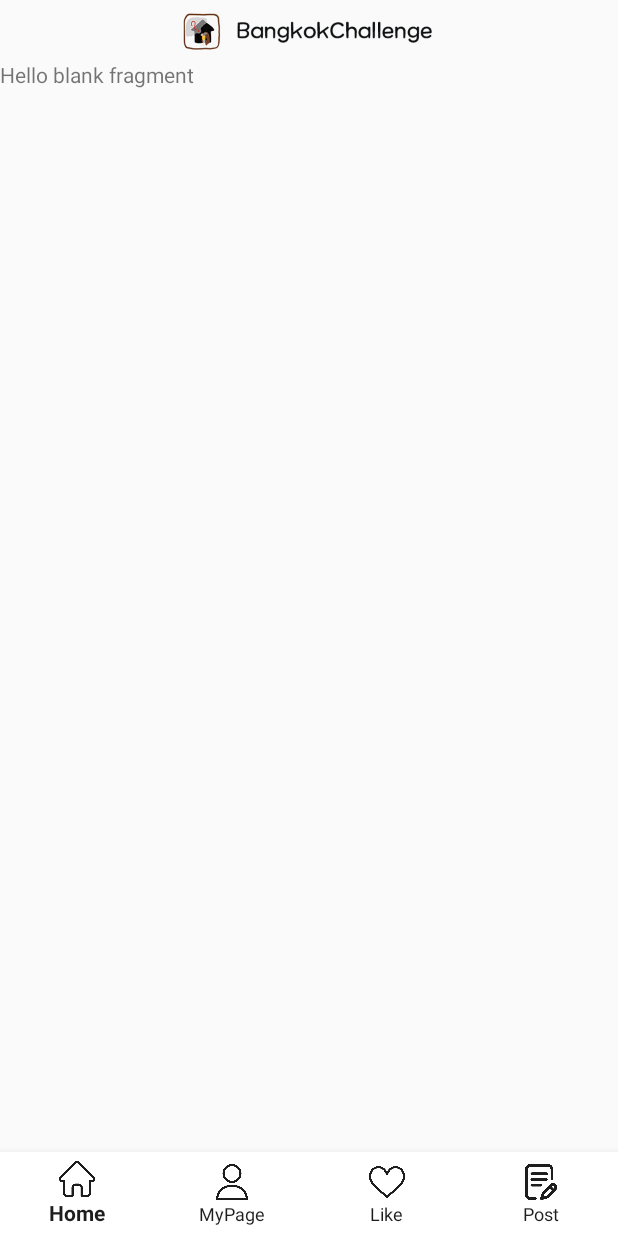
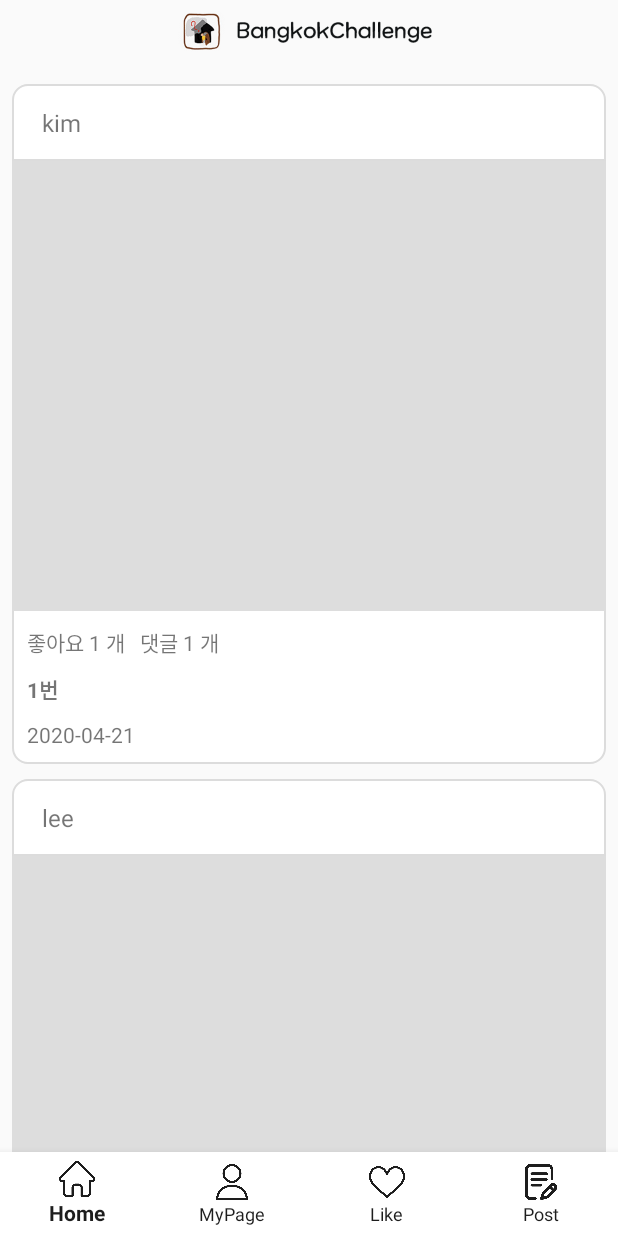
Before and after one commit to leesoongin/BangkokChallenge, an Android app: the fragment LikePostFragment placed in its activity, on a phone screen of 412 x 824 dp. Run offline under Robolectric (Android 15) with nearby library versions, the phone set to English and light mode, and no system bars.

Commit message:
내가 추천한 게시물 view 추가

```diff
--- a/app/src/main/java/com/example/bangkokchallenge/likepost/LikePostAdapter.kt
+++ b/app/src/main/java/com/example/bangkokchallenge/likepost/LikePostAdapter.kt
@@ -3,29 +3,41 @@ package com.example.bangkokchallenge.likepost
 import android.view.LayoutInflater
 import android.view.View
 import android.view.ViewGroup
+import android.widget.TextView
 import androidx.recyclerview.widget.RecyclerView
 import com.example.bangkokchallenge.R
-import com.example.bangkokchallenge.model.LikePostItem
+import com.example.bangkokchallenge.model.TimeLineItem
+import org.w3c.dom.Text
 
 class LikePostAdapter(
-    private val dataList: List<LikePostItem> // 좋아요한 게시물 list
+    private val dataList: List<TimeLineItem> // 좋아요한 게시물 list 타임라인 item 그대로 사용할 예정
 ) : RecyclerView.Adapter<LikePostAdapter.LikePostItemViewHolder>() {
     override fun onCreateViewHolder(parent: ViewGroup, viewType: Int): LikePostItemViewHolder {
         var view =
-            LayoutInflater.from(parent.context).inflate(R.layout.item_like_post, parent, false)
+            LayoutInflater.from(parent.context).inflate(R.layout.item_time_line, parent, false) // item time line 을 ..
 
         return LikePostItemViewHolder(view)
     }
 
     override fun getItemCount(): Int {
-        TODO("not implemented") //To change body of created functions use File | Settings | File Templates.
+        return dataList.size
     }
 
     override fun onBindViewHolder(holder: LikePostItemViewHolder, position: Int) {
-        TODO("not implemented") //To change body of created functions use File | Settings | File Templates.
+        holder.apply {
+            userName.text=dataList[position].userName
+            discription.text=dataList[position].discription
+            likeCount.text="좋아요 ${dataList[position].likeCount} 개"
+            commentCount.text="댓글 ${dataList[position].commentCount} 개"
+            date.text=dataList[position].dateTime // dateTime
+        }
     }
 
-    class LikePostItemViewHolder(itemView: View) : RecyclerView.ViewHolder(itemView) {
-
+    class LikePostItemViewHolder(view: View) : RecyclerView.ViewHolder(view) {
+        var userName : TextView =view . findViewById(R.id.item_time_line_username)
+        var discription :TextView = view.findViewById(R.id.item_time_line_discription)
+        var likeCount : TextView=view.findViewById(R.id.item_time_line_likecount)
+        var commentCount:TextView=view.findViewById(R.id.item_time_line_commentcount)
+        var date:TextView =view .findViewById(R.id.item_time_line_date)
     }
 }
--- a/app/src/main/java/com/example/bangkokchallenge/likepost/LikePostContract.kt
+++ b/app/src/main/java/com/example/bangkokchallenge/likepost/LikePostContract.kt
@@ -2,12 +2,23 @@ package com.example.bangkokchallenge.likepost
 
 import com.example.bangkokchallenge.base.BasePresenter
 import com.example.bangkokchallenge.base.BaseView
+import com.example.bangkokchallenge.model.TimeLineItem
 
-class LikePostContract  {
+interface LikePostContract  {
     interface View:BaseView<Presenter>{
+        fun setRecyclerViewData(responseData:List<TimeLineItem>)
 
     }
     interface Presenter:BasePresenter{
+        fun requestDataFromServer()
+    }
 
+    interface LikePostInteractor{
+        fun getLikePostData(onFinishedListener: OnFinishedListener)
+
+        interface OnFinishedListener{
+            fun onSuccess(noticeArrayList:List<TimeLineItem>)
+            fun onFailure(t: Throwable?)
+        }
     }
 }
--- a/app/src/main/java/com/example/bangkokchallenge/likepost/LikePostFragment.kt
+++ b/app/src/main/java/com/example/bangkokchallenge/likepost/LikePostFragment.kt
@@ -5,15 +5,38 @@ import androidx.fragment.app.Fragment
 import android.view.LayoutInflater
 import android.view.View
 import android.view.ViewGroup
+import androidx.recyclerview.widget.LinearLayoutManager
+import androidx.recyclerview.widget.RecyclerView
 
 import com.example.bangkokchallenge.R
+import com.example.bangkokchallenge.model.TimeLineItem
 
 
-class LikePostFragment : Fragment() {
+class LikePostFragment : Fragment() ,LikePostContract.View{
+
+    override lateinit var presenter : LikePostContract.Presenter
+    private lateinit var interactor:LikePostContract.LikePostInteractor
+
+    private lateinit var recyclerView:RecyclerView
 
     override fun onCreateView(inflater: LayoutInflater, container: ViewGroup?, savedInstanceState: Bundle?): View? {
        var view = LayoutInflater.from(activity).inflate(R.layout.fragment_like_post,container,false)
 
+        initViews(view)
+
+        interactor=LikePostInteractorImpl()
+        presenter=LikePostPresenter(this,interactor)
+
+        presenter.requestDataFromServer()
+
         return view
     }
+
+    private fun initViews(view:View){
+        recyclerView=view.findViewById(R.id.likepost_recyclerview_account)
+        recyclerView.layoutManager=LinearLayoutManager(requireContext(),RecyclerView.VERTICAL,false)
+    }
+    override fun setRecyclerViewData(responseData: List<TimeLineItem>) {
+        recyclerView.adapter=LikePostAdapter(responseData)
+    }
 }
--- /dev/null
+++ b/app/src/main/java/com/example/bangkokchallenge/likepost/LikePostInteractorImpl.kt
@@ -0,0 +1,15 @@
+package com.example.bangkokchallenge.likepost
+
+import com.example.bangkokchallenge.model.TimeLineItem
+
+class LikePostInteractorImpl :LikePostContract.LikePostInteractor{
+    override fun getLikePostData(onFinishedListener: LikePostContract.LikePostInteractor.OnFinishedListener) {
+
+        onFinishedListener.onSuccess(arrayListOf(
+            TimeLineItem("1","kim","imageUri","1번","2020-04-21",1,1),
+            TimeLineItem("2","lee","imageUri","2번","2020-04-21",2,2),
+            TimeLineItem("3","park","imageUri","3번","2020-04-21",3,3)
+        ))
+    }
+
+}
--- a/app/src/main/java/com/example/bangkokchallenge/likepost/LikePostPresenter.kt
+++ b/app/src/main/java/com/example/bangkokchallenge/likepost/LikePostPresenter.kt
@@ -1,9 +1,24 @@
 package com.example.bangkokchallenge.likepost
 
+import com.example.bangkokchallenge.model.TimeLineItem
+
 class LikePostPresenter(
-        private val likePostView:LikePostContract.View
-    )  : LikePostContract.Presenter{
+        private val likePostView:LikePostContract.View,
+        private val likePostInteractor:LikePostContract.LikePostInteractor
+    )  : LikePostContract.Presenter,LikePostContract.LikePostInteractor.OnFinishedListener{
+    override fun requestDataFromServer() {
+        likePostInteractor.getLikePostData(this)
+    }
+
+    override fun onSuccess(noticeArrayList: List<TimeLineItem>) {
+        likePostView.setRecyclerViewData(noticeArrayList)
+    }
+
     override fun start() {
+        TODO("not implemented") //To change body of created functions use File | Settings | File Templates.
+    }
+
+    override fun onFailure(t: Throwable?) {
         TODO("not implemented") //To change body of created functions use File | Settings | File Templates.
     }
 
--- a/app/src/main/java/com/example/bangkokchallenge/model/LikePostItem.kt
+++ /dev/null
@@ -1,14 +0,0 @@
-package com.example.bangkokchallenge.model
-
-data class LikePostItem(
-    var profileImage:String,
-    var content:String,
-    var likeCount:String,
-    var commentCount:String
-)
-/*
-*   프로필이미지
-*   댓글
-*   좋아요 개수
-*   댓글 개수
-* */
--- a/app/src/main/java/com/example/bangkokchallenge/model/TimeLineItem.kt
+++ b/app/src/main/java/com/example/bangkokchallenge/model/TimeLineItem.kt
@@ -11,7 +11,7 @@ data class TimeLineItem( //임시 모델.
     var userName : String?,
     var imageUrl : String?, //or List<String>
     var discription : String?,
-    var dataTime : String?,
+    var dateTime : String?,
     var likeCount : Int?,
     var commentCount: Int?
 )
--- a/app/src/main/java/com/example/bangkokchallenge/mypage/MyPageAdapter.kt
+++ b/app/src/main/java/com/example/bangkokchallenge/mypage/MyPageAdapter.kt
@@ -31,13 +31,13 @@ class MyPageAdapter(
             discription.text=dataList[position].discription
             likeCount.text="좋아요 ${dataList[position].likeCount} 개"
             commentCount.text="댓글 ${dataList[position].commentCount} 개"
-            date.text=dataList[position].dataTime
+            date.text=dataList[position].dateTime
         }
     }
 
     class MyPageItemViewHolder(view: View) : RecyclerView.ViewHolder(view){
         var userName :TextView= view.findViewById(R.id.item_time_line_username)
-        var discription:TextView = view. findViewById(R.id.item_time_line_description)
+        var discription:TextView = view. findViewById(R.id.item_time_line_discription)
         var likeCount:TextView = view.findViewById(R.id.item_time_line_likecount)
         var commentCount:TextView=view.findViewById(R.id.item_time_line_commentcount)
         var date : TextView = view.findViewById(R.id.item_time_line_date)
--- a/app/src/main/java/com/example/bangkokchallenge/timeline/TimeLineAdapter.kt
+++ b/app/src/main/java/com/example/bangkokchallenge/timeline/TimeLineAdapter.kt
@@ -33,7 +33,7 @@ import com.example.bangkokchallenge.model.TimeLineItem
         holder.apply {
             userName.text = dataList[position].userName
             description.text = dataList[position].discription
-            date.text = dataList[position].dataTime
+            date.text = dataList[position].dateTime
             likeCount.text = "좋아요 ${dataList[position].likeCount}개"
             commentCount.text = "댓글 ${dataList[position].commentCount}개"
 
@@ -44,7 +44,7 @@ import com.example.bangkokchallenge.model.TimeLineItem
     class TimeLineItemViewHolder(itemView: View) : RecyclerView.ViewHolder(itemView) {
 
         var userName: TextView = itemView.findViewById(R.id.item_time_line_username)
-        var description: TextView = itemView.findViewById(R.id.item_time_line_description)
+        var description: TextView = itemView.findViewById(R.id.item_time_line_discription)
         var likeCount: TextView = itemView.findViewById(R.id.item_time_line_likecount)
         var commentCount: TextView = itemView.findViewById(R.id.item_time_line_commentcount)
         var date: TextView = itemView.findViewById(R.id.item_time_line_date)
--- a/app/src/main/res/layout/fragment_like_post.xml
+++ b/app/src/main/res/layout/fragment_like_post.xml
@@ -5,10 +5,15 @@
     android:layout_height="match_parent"
     tools:context=".likepost.LikePostFragment">
 
-    <!-- TODO: Update blank fragment layout -->
-    <TextView
+    <!-- Post List in Recyclerview -->
+
+    <androidx.recyclerview.widget.RecyclerView
+        android:id="@+id/likepost_recyclerview_account"
         android:layout_width="match_parent"
-        android:layout_height="match_parent"
-        android:text="@string/hello_blank_fragment" />
+        android:layout_height="wrap_content"
+        android:layout_marginStart="8dp"
+        android:layout_marginTop="16dp"
+        android:layout_marginEnd="8dp" />
+
 
 </FrameLayout>
--- a/app/src/main/res/layout/item_like_post.xml
+++ /dev/null
@@ -1,6 +0,0 @@
-<?xml version="1.0" encoding="utf-8"?>
-<androidx.constraintlayout.widget.ConstraintLayout
-    xmlns:android="http://schemas.android.com/apk/res/android" android:layout_width="match_parent"
-    android:layout_height="match_parent">
-
-</androidx.constraintlayout.widget.ConstraintLayout>
--- a/app/src/main/res/layout/item_time_line.xml
+++ b/app/src/main/res/layout/item_time_line.xml
@@ -61,7 +61,7 @@
         tools:text="댓글 2개"/>
 
     <TextView
-        android:id="@+id/item_time_line_description"
+        android:id="@+id/item_time_line_discription"
         android:layout_width="0dp"
         android:layout_height="wrap_content"
         app:layout_constraintTop_toBottomOf="@id/item_time_line_likecount"
@@ -80,7 +80,7 @@
         android:id="@+id/item_time_line_date"
         android:layout_width="wrap_content"
         android:layout_height="wrap_content"
-        app:layout_constraintTop_toBottomOf="@id/item_time_line_description"
+        app:layout_constraintTop_toBottomOf="@id/item_time_line_discription"
         app:layout_constraintLeft_toLeftOf="parent"
         android:layout_marginLeft="10dp"
         android:layout_marginTop="10dp"
```
